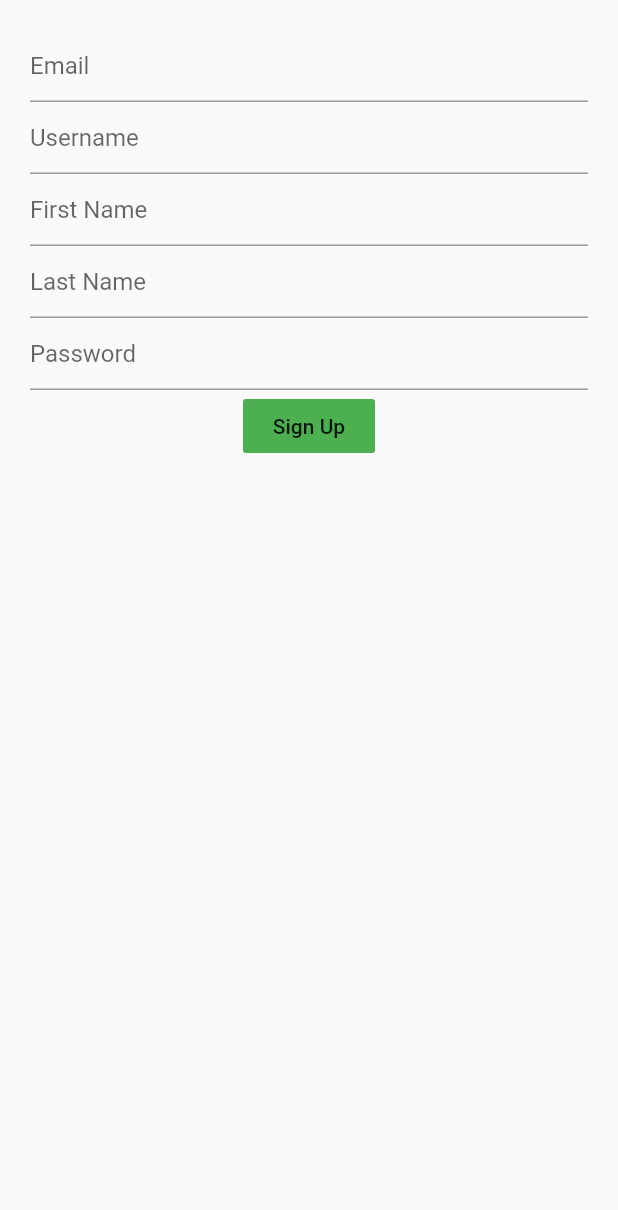
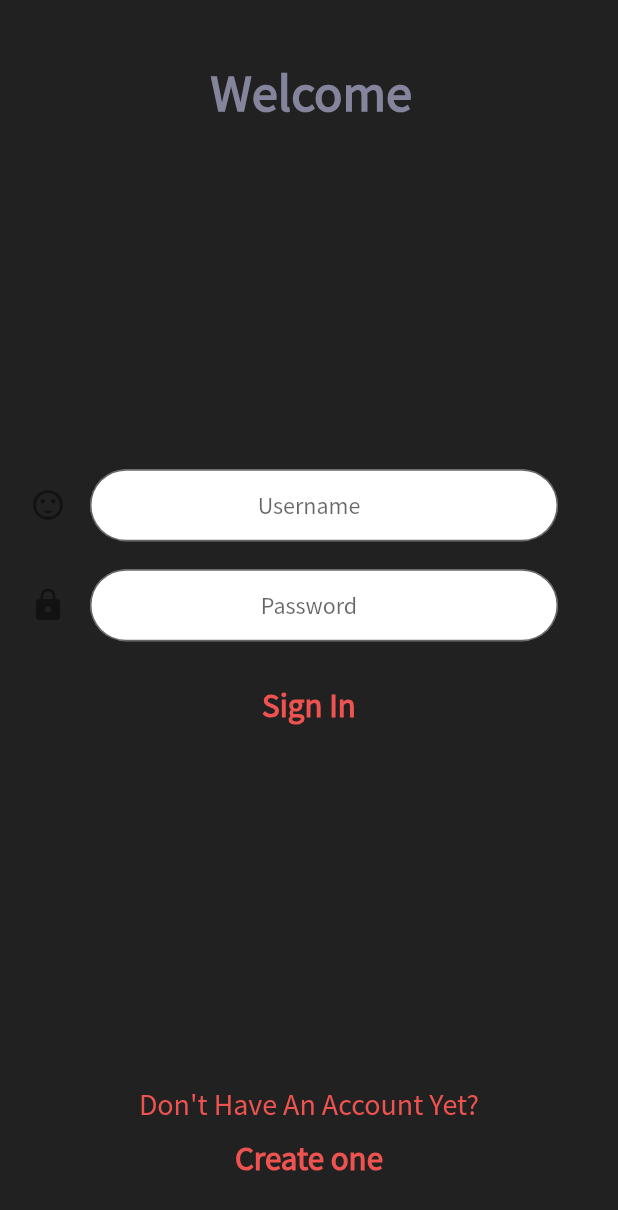
Before and after one commit to Patiyang/ToDo-app, a Flutter app: the screen it shows after launch, on a phone screen of 412 x 824 dp. Shown: the top 1210 px of the screen. Run offline on Flutter 3.47's test engine with Material 2 defaults, Android fonts, the phone set to English and light mode, and no system bars; our stand-ins replace rxdart, shared_preferences.

Commit message:
added a bit of UI and semantic changes

```diff
--- a/lib/Interfaces/Login/Login.dart
+++ b/lib/Interfaces/Login/Login.dart
@@ -1,16 +1,21 @@
 import 'package:flutter/material.dart';
-import 'package:shared_preferences/shared_preferences.dart';
-import 'package:todo_app/Interfaces/Own_tasks.dart';
-import 'package:todo_app/Models/Classes/registerUser.dart';
+import 'package:todo_app/Styling/global_styling.dart';
 import 'package:todo_app/bloc/blocs/register_bloc.dart';
-import 'package:todo_app/main.dart';
 
 class LoginPage extends StatefulWidget {
+  final newUser;
+  //final VoidCallback registerPressed;
+  final VoidCallback loginPressed;
+
+  const LoginPage({Key key, this.newUser, this.loginPressed})
+      : super(key: key);
+
   @override
   _LoginPageState createState() => _LoginPageState();
 }
 
 class _LoginPageState extends State<LoginPage> {
+  // bool newUser = false;
   TextEditingController emailCont = new TextEditingController();
   TextEditingController usernameCont = new TextEditingController();
   TextEditingController firstnameCont = new TextEditingController();
@@ -20,8 +25,104 @@ class _LoginPageState extends State<LoginPage> {
   Widget build(BuildContext context) {
     return SafeArea(
       child: Scaffold(
+        backgroundColor: greyColor,
         body: Center(
-          child: Container(
+          child: widget.newUser ? getSignupPage() : getSignInPage(),
+        ),
+      ),
+    );
+  }
+
+  Widget getSignInPage() {
+    TextEditingController unameText = new TextEditingController();
+    TextEditingController password = new TextEditingController();
+
+    return Container(
+      margin: EdgeInsets.only(top: 40, left: 20, right: 40, bottom: 19),
+      child: Column(
+        mainAxisAlignment: MainAxisAlignment.spaceBetween,
+        children: <Widget>[
+          Container(
+            padding: EdgeInsets.only(left: 23),
+            child: Text(
+              'Welcome',
+              style: welcome,
+            ),
+          ),
+          Container(
+            height: 200,
+            child: Column(
+              mainAxisAlignment: MainAxisAlignment.spaceAround,
+              children: <Widget>[
+                TextField(
+                  style: TextStyle(color: greyColor, fontFamily: 'Sans'),
+                  textAlign: TextAlign.center,
+                  decoration: InputDecoration(
+                      filled: true,
+                      fillColor: Colors.white,
+                      contentPadding: const EdgeInsets.only(right: 20),
+                      border: OutlineInputBorder(
+                          borderRadius: BorderRadius.circular(30)),
+                      hintText: "Username",
+                      //prefixIcon: Icon(Icons.sentiment_satisfied)
+                      icon: Icon(Icons.sentiment_satisfied)),
+                  controller: unameText,
+                ),
+                TextField(
+                  style: TextStyle(color: Colors.black, fontFamily: 'Sans'),
+                  textAlign: TextAlign.center,
+                  decoration: InputDecoration(
+                      filled: true,
+                      fillColor: Colors.white,
+                      contentPadding: const EdgeInsets.only(right: 20),
+                      border: OutlineInputBorder(
+                          borderRadius: BorderRadius.circular(30)),
+                      hintText: "Password",
+                      //prefixIcon: Icon(Icons.sentiment_satisfied)
+                      icon: Icon(Icons.lock)),
+                  controller: password,
+                ),
+                Container(
+                  padding: EdgeInsets.only(left: 20),
+                  child: FlatButton(
+                    child: Text(
+                      'Sign In',
+                      style: redTodoTitle,
+                    ),
+                    onPressed: () {
+                        if (unameText.text != null || password.text != null){
+                          bloc.signInUser(unameText.text, password.text).then((){
+                            widget.loginPressed();
+                          });
+                        }
+                    },
+                  ),
+                )
+              ],
+            ),
+          ),
+          Container(
+            padding: EdgeInsets.only(left: 20, bottom: 9),
+            child: Column(
+              children: <Widget>[
+                Text('Don\'t Have An Account Yet?', style: redTerms),
+                FlatButton(
+                  child: Text(
+                    'Create one',
+                    style: redTodoTitle,
+                  ),
+                  onPressed: () {},
+                )
+              ],
+            ),
+          ),
+        ],
+      ),
+    );
+  }
+
+  Widget getSignupPage() {
+    return Container(
       margin: EdgeInsets.all(20),
       child: Column(
         children: <Widget>[
@@ -50,31 +151,28 @@ class _LoginPageState extends State<LoginPage> {
             child: Text('Sign Up'),
             onPressed: () {
               // User user;
-                    if (passwordCont != null ||usernameCont != null ||
-                        firstnameCont != null ||emailCont != null ||lastnameCont != null) {
-                        bloc.registerUser(
-                            usernameCont.text,firstnameCont.text,lastnameCont.text,
-                            emailCont.text, passwordCont.text).then((user){
-                              print(user);
-                              if (user !=null){
-                                print('saving');
-                                saveApiKey(user);
-                              }
+              if (passwordCont != null ||
+                  usernameCont != null ||
+                  firstnameCont != null ||
+                  emailCont != null ||
+                  lastnameCont != null) {
+                bloc
+                    .registerUser(usernameCont.text, firstnameCont.text,
+                        lastnameCont.text, emailCont.text, passwordCont.text)
+                    .then((_) {
+                  widget.loginPressed();
                 });
               }
             },
           )
         ],
       ),
-          ),
-        ),
-      ),
     );
   }
 
-  void saveApiKey(User user) async {
-    SharedPreferences prefs = await SharedPreferences.getInstance();
-    prefs.setString('API_Token', user.apikey);
-  }
+  // void saveApiKey(User user) async {
+  //   SharedPreferences prefs = await SharedPreferences.getInstance();
+  //   prefs.setString('API_Token', user.apikey);
+  // }
   // await prefs.getString(apiKey);
 }
--- a/lib/Styling/global_styling.dart
+++ b/lib/Styling/global_styling.dart
@@ -1,7 +1,8 @@
 import 'package:flutter/material.dart';
-
 Color greyColor = new Color(0xFF212121);
 Color redColor = new Color(0xffef5350);
+Color lightBlue = new Color(0xF88787A0);
+
 TextStyle lobbyText = TextStyle(
     fontFamily: 'Sans',
     fontWeight: FontWeight.bold,
@@ -13,3 +14,37 @@ TextStyle myTasksHeading = TextStyle(
     fontWeight: FontWeight.bold,
     color: greyColor,
     fontSize: 22);
+
+TextStyle redTodoTitle = TextStyle(
+    fontFamily: 'Sans',
+    fontWeight: FontWeight.bold,
+    color: redColor,
+    fontSize: 22);
+
+TextStyle redTerms = TextStyle(
+    fontFamily: 'Sans',
+    fontWeight: FontWeight.w100,
+    color: redColor,
+    fontSize: 20);
+
+TextStyle welcome = TextStyle(
+    fontFamily: 'Sans',
+    fontWeight: FontWeight.bold,
+    color: lightBlue,
+    fontSize: 35);
+
+
+
+// FloatingActionButton myButtons = FloatingActionButton(
+//   backgroundColor: redColor,
+//   //elevation: 5,
+//   child: Text('LogOut'),
+//   shape: RoundedRectangleBorder(borderRadius: new BorderRadius.circular(18.0)),
+//   onPressed: () {
+//     logOut();
+//   },
+// );
+//  logOut() async{
+//       SharedPreferences prefs= await SharedPreferences.getInstance();
+//       prefs.setString('api token', "");
+//   }
--- a/lib/main.dart
+++ b/lib/main.dart
@@ -6,6 +6,7 @@ import 'package:shared_preferences/shared_preferences.dart';
 import 'package:http/http.dart' as http;
 import 'package:todo_app/Models/Classes/registerUser.dart';
 import 'package:todo_app/bloc/blocs/register_bloc.dart';
+//import 'Interfaces/User Profile/profile.dart';
 
 void main() => runApp(MyApp());
 
@@ -20,23 +21,7 @@ class MyApp extends StatelessWidget {
         theme: ThemeData(
           primarySwatch: Colors.grey,
         ),
-        home: MyHomePage()
-        // home: FutureBuilder(
-        //     future: getUser(),
-        //     builder: (BuildContext context, AsyncSnapshot snapshot) {
-
-        //       if (snapshot.connectionState == ConnectionState.none && snapshot.hasData == null) {
-        //             // print('the snapshot of the project is : ${snapshot.data}');
-        //         return Container();
-        //       }
-
-        //       return ListView.builder(
-        //           itemCount: snapshot.data.length,
-        //           itemBuilder: (context, index) {
-        //             return Column(children: <Widget>[]);
-        //           });
-        //     }),
-        );
+        home: MyHomePage());
   }
 }
 
@@ -49,32 +34,39 @@ class MyHomePage extends StatefulWidget {
 }
 
 class _MyHomePageState extends State<MyHomePage> {
-  SharedPreferences prefs;
   @override
   Widget build(BuildContext context) {
-    return FutureBuilder<dynamic>(
+    return FutureBuilder(
         future: getApiKey(),
         builder: (BuildContext context, AsyncSnapshot snapshot) {
           String apiKey = '';
           if (snapshot.hasData) {
             apiKey = snapshot.data;
+            print('data is present');
             print('the api key is:' + apiKey);
-            print('there is data');
           } else {
-            //print('there is no data');
+            print('there is no data');
           }
-          return apiKey.length > 0 ? getHomePage(): LoginPage();
+          return apiKey.length > 0
+              ? getHomePage()
+              : LoginPage(
+                  loginPressed: login,
+                  newUser: false,
+                );
+          // return LoginPage();
         });
   }
 
+  void login() {
+    setState(() {
+      build(context);
+    });
+  }
+
   Future getApiKey() async {
-    String apiKey;
-    try{
-      apiKey = prefs.getString('API_Token');
-    }catch (Exception){
-      apiKey = "";
-    }
-    return apiKey;
+    SharedPreferences prefs = await SharedPreferences.getInstance();
+    // print(prefs);
+    return prefs.getString('API_Token');
   }
 
   Widget getHomePage() {
@@ -94,7 +86,22 @@ class _MyHomePageState extends State<MyHomePage> {
                     // ),
                     HomeTab(),
                     Container(color: Colors.purpleAccent),
-                    Container(color: Colors.blue),
+                    Container(
+                      color: Colors.grey,
+                      child: Center(
+                        child: FlatButton(
+                          shape: RoundedRectangleBorder(
+                              borderRadius: new BorderRadius.circular(30.0)),
+                          color: Colors.limeAccent,
+                          child: Text('Log Out'),
+                          onPressed: () {
+                            print('trying to log user out');
+                            logOut();
+                          },
+                        ),
+                      ),
+                    )
+                    //Container(color: Colors.blue),
                   ],
                 ),
                 Container(
@@ -112,7 +119,7 @@ class _MyHomePageState extends State<MyHomePage> {
                     mainAxisAlignment: MainAxisAlignment.spaceBetween,
                     children: <Widget>[
                       Text(
-                        'My Tasks',
+                        'Today',
                         style: lobbyText,
                       ),
                       Container(),
@@ -142,7 +149,7 @@ class _MyHomePageState extends State<MyHomePage> {
                   icon: Icon(Icons.add),
                 ),
                 Tab(
-                  icon: Icon(Icons.menu),
+                  icon: Icon(Icons.perm_identity),
                 )
               ],
               labelColor: redColor,
@@ -158,11 +165,16 @@ class _MyHomePageState extends State<MyHomePage> {
     );
   }
 
+  logOut() async {
+    SharedPreferences prefs = await SharedPreferences.getInstance();
+    await prefs.setString('API_Token', "");
+    setState(() {
+      build(context);
+    });
+  }
+
   @override
   void initState() {
     super.initState();
-    SharedPreferences.getInstance().then((SharedPreferences sp) {
-      prefs = sp;
-    });
   }
 }
```
Also changed, not shown: lib/Interfaces/User Profile/profile.dart (added, +37 -0 lines), lib/bloc/blocs/register_bloc.dart (+14 -7 lines), lib/bloc/resources/Registerprovider.dart (+31 -1 lines), lib/bloc/resources/repository.dart (+8 -2 lines). Lines whose indentation alone changed are shown as unchanged.
